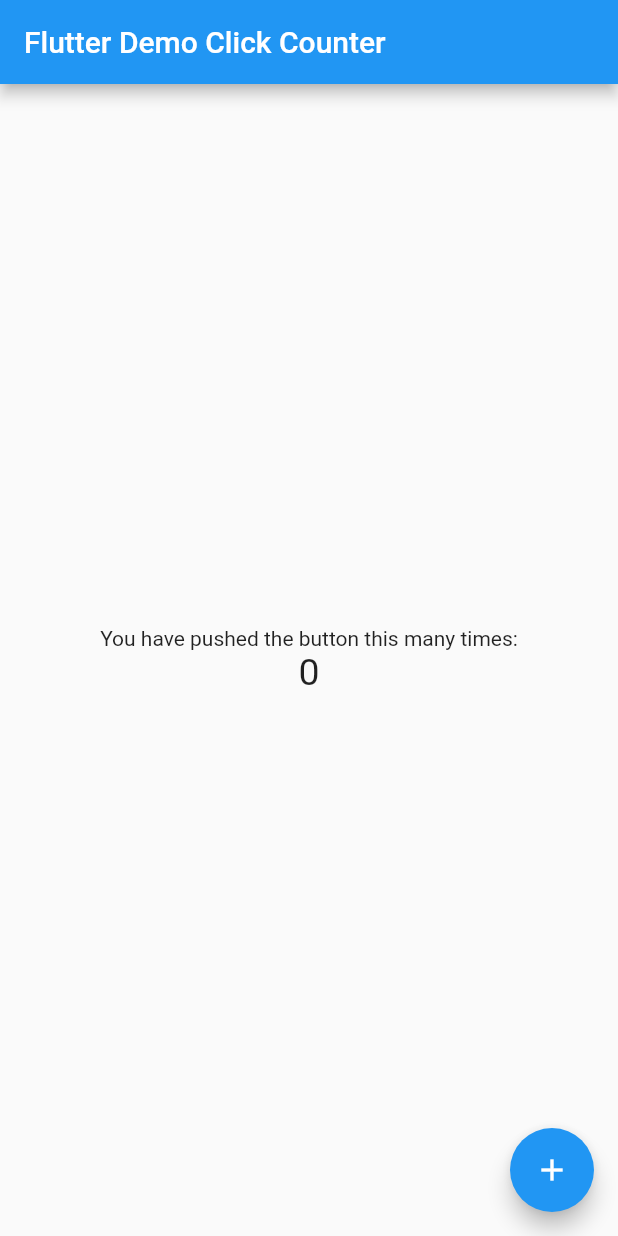
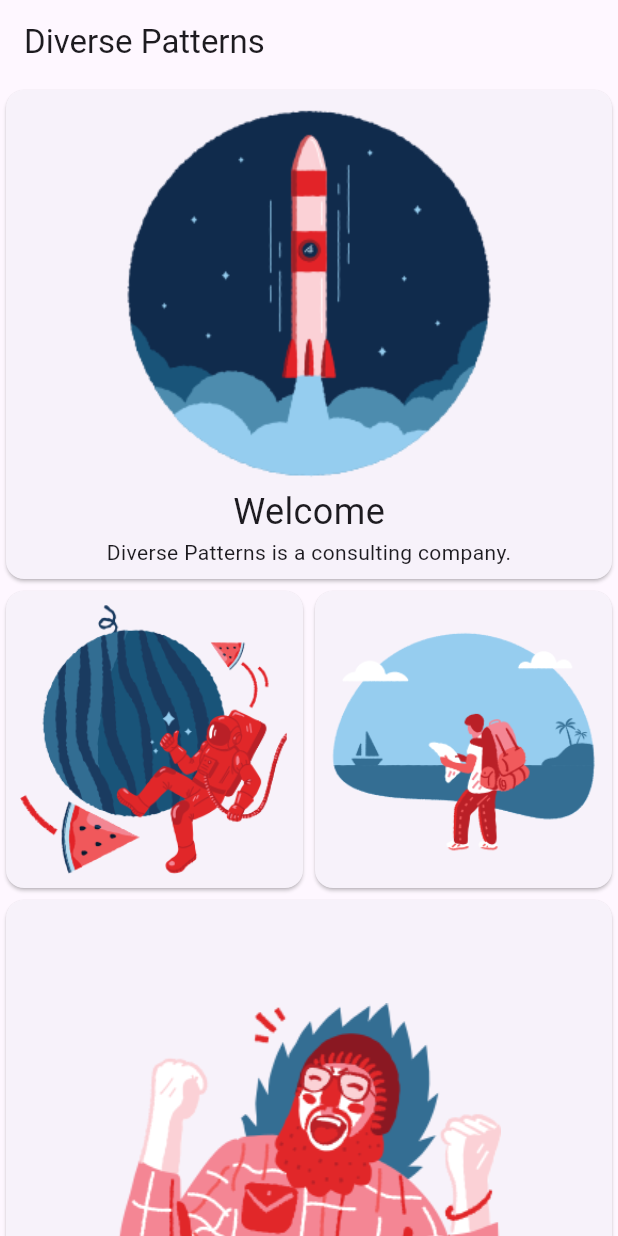
Before and after one commit to sagarprasai/simplest_tutorial, a Flutter app: the screen it shows after launch, on a phone screen of 412 x 824 dp. Run offline on Flutter 3.47's test engine with Material 2 defaults, Android fonts, the phone set to English and light mode, and no system bars.

Commit message:
upto font change on first card

```diff
--- a/lib/main.dart
+++ b/lib/main.dart
@@ -1,4 +1,5 @@
 import 'package:flutter/material.dart';
+import 'pages/home_page.dart';
 
 void main() => runApp(MyApp());
 
@@ -9,83 +10,13 @@ class MyApp extends StatelessWidget {
   @override
   Widget build(BuildContext context) {
     return MaterialApp(
+      debugShowCheckedModeBanner: false,
       title: _title,
       theme: ThemeData(
         primarySwatch: Colors.blue,
+        useMaterial3: true,
       ),
-      home: MyHomePage(),
+      home: const HomePage(),
     );
   }
 }
-
-class MyHomePage extends StatefulWidget {
-  const MyHomePage({super.key});
-  // This widget is the home page of your application. It is stateful, meaning
-  // that it has a State object (defined below) that contains fields that affect
-  // how it looks.
-  // This class is the configuration for the state.
-  @override
-  _MyHomePageState createState() => _MyHomePageState();
-}
-
-class _MyHomePageState extends State<MyHomePage> {
-  int _counter = 0;
-
-  void _incrementCounter() {
-    setState(() {
-      // This call to setState tells the Flutter framework that something has
-      // changed in this State, which causes it to rerun the build method below
-      // so that the display can reflect the updated values. If we changed
-      // _counter without calling setState(), then the build method would not be
-      // called again, and so nothing would appear to happen.
-      _counter++;
-    });
-  }
-
-  @override
-  Widget build(BuildContext context) {
-    // This method is rerun every time setState is called, for instance as done
-    // by the _incrementCounter method above.
-    //
-    // The Flutter framework has been optimized to make rerunning build methods
-    // fast, so that you can just rebuild anything that needs updating rather
-    // than having to individually change instances of widgets.
-    return Scaffold(
-      appBar: AppBar(
-        // Here we take the value from the MyHomePage object that was created by
-        // the App.build method, and use it to set our appbar title.
-        title: Text('Flutter Demo Click Counter'),
-      ),
-      body: Center(
-        // Center is a layout widget. It takes a single child and positions it
-        // in the middle of the parent.
-        child: Column(
-          // Column is also a layout widget. It takes a list of children and
-          // arranges them vertically. By default, it sizes itself to fit its
-          // children horizontally, and tries to be as tall as its parent.
-          //
-          // Column has various properties to control how it sizes itself and
-          // how it positions its children. Here we use mainAxisAlignment to
-          // center the children vertically; the main axis here is the vertical
-          // axis because Columns are vertical (the cross axis would be
-          // horizontal).
-          mainAxisAlignment: MainAxisAlignment.center,
-          children: <Widget>[
-            Text(
-              'You have pushed the button this many times:',
-            ),
-            Text(
-              '$_counter',
-              style: TextStyle(fontSize: 25),
-            ),
-          ],
-        ),
-      ),
-      floatingActionButton: FloatingActionButton(
-        onPressed: _incrementCounter,
-        tooltip: 'Increment',
-        child: Icon(Icons.add),
-      ),
-    );
-  }
-}
--- /dev/null
+++ b/lib/pages/home_page.dart
@@ -0,0 +1,64 @@
+import 'package:flutter/material.dart';
+
+class HomePage extends StatelessWidget {
+  const HomePage({Key? key}) : super(key: key);
+
+  @override
+  Widget build(BuildContext context) {
+    return Scaffold(
+        appBar: AppBar(
+          title: const Text(
+            'Diverse Patterns',
+          ),
+        ),
+        body: SingleChildScrollView(
+          child: Column(
+            children: [
+              Card(
+                child: Container(
+                  padding: const EdgeInsets.all(8.0),
+                  width: double.infinity,
+                  child: Column(
+                    children: [
+                      Image.asset('images/rocket.png'),
+                      const Text('Welcome',
+                          style: TextStyle(
+                            fontSize: 24.0,
+                          )),
+                      const Text('Diverse Patterns is a consulting company.'),
+                    ],
+                  ),
+                ),
+              ),
+              Row(
+                children: [
+                  Expanded(
+                    child: Card(
+                      child: Container(
+                        padding: const EdgeInsets.all(8.0),
+                        child: Image.asset('images/space.png'),
+                      ),
+                    ),
+                  ),
+                  Expanded(
+                    child: Card(
+                      child: Container(
+                        padding: const EdgeInsets.all(8.0),
+                        child: Image.asset('images/travel.png'),
+                      ),
+                    ),
+                  ),
+                ],
+              ),
+              Card(
+                child: Container(
+                  padding: const EdgeInsets.all(8.0),
+                  width: double.infinity,
+                  child: Image.asset('images/yeah.png'),
+                ),
+              ),
+            ],
+          ),
+        ));
+  }
+}
--- a/pubspec.yaml
+++ b/pubspec.yaml
@@ -43,8 +43,8 @@ flutter:
   uses-material-design: true
 
   # To add assets to your application, add an assets section, like this:
-  # assets:
-  #  - images/a_dot_burr.jpeg
+  assets:
+   - images/
   #  - images/a_dot_ham.jpeg
 
   # An image asset can refer to one or more resolution-specific "variants", see
```
Also changed, not shown: images/rocket.png (added), images/space.png (added), images/travel.png (added), images/yeah.png (added).
